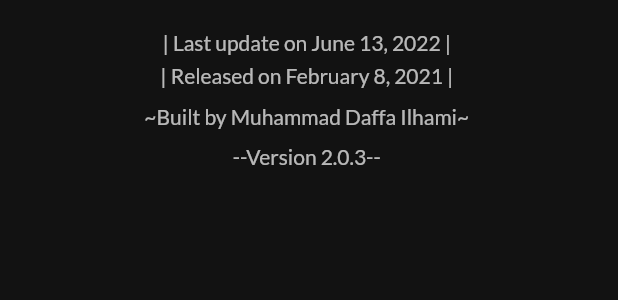
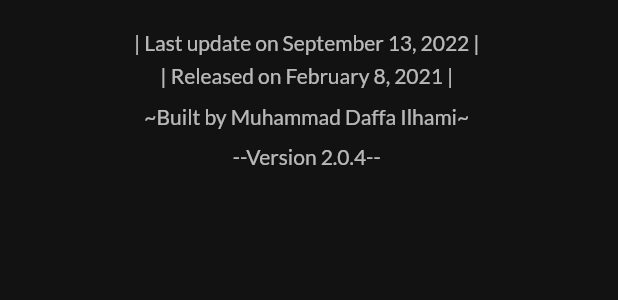
Before and after one commit to mdaffailhami/mdaffailhami, a Flutter app: the MyFooter widget shown alone on an empty page, opened directly, on a phone screen of 412 x 824 dp. Shown: the top 300 px of the screen. Run offline on Flutter 3.47's test engine with Material 2 defaults, Android fonts, the phone set to English and light mode, and no system bars; our stand-ins replace font_awesome_flutter, google_fonts, simple_shadow, url_strategy; network calls fail.

Commit message:
Update 2.0.4+5

```diff
--- a/lib/screens/home/components/about_me.dart
+++ b/lib/screens/home/components/about_me.dart
@@ -65,7 +65,7 @@ class MyAboutMe extends StatelessWidget {
                         ),
                         const TextSpan(
                           text:
-                              "I'm a Programmer from Barabai, Indonesia.\nI started to learn Programming since 12 September 2020, and then yeah now it's become my hobby.",
+                              "I'm a Programmer from Barabai, Indonesia.\nI started to learn Programming since 12 September 2020, and then yeah now that's become my hobby.",
                         ),
                       ],
                     ),
--- a/lib/screens/home/components/footer.dart
+++ b/lib/screens/home/components/footer.dart
@@ -15,7 +15,7 @@ class MyFooter extends StatelessWidget {
           child: Column(
             children: [
               SelectableText(
-                '| Last update on June 13, 2022 |',
+                '| Last update on September 13, 2022 |',
                 style:
                     Theme.of(context).textTheme.caption?.copyWith(fontSize: 14),
               ),
@@ -33,7 +33,7 @@ class MyFooter extends StatelessWidget {
               ),
               const SizedBox(height: 10),
               SelectableText(
-                '--Version 2.0.3--',
+                '--Version 2.0.4--',
                 style:
                     Theme.of(context).textTheme.caption?.copyWith(fontSize: 14),
               ),
--- a/lib/screens/home/components/projects.dart
+++ b/lib/screens/home/components/projects.dart
@@ -36,6 +36,12 @@ class MyProjects extends StatelessWidget {
               caption: 'Aplikasi web untuk latihan mengetik',
               url: 'https://typing-practice.netlify.app',
             ),
+            MyProjectCard(
+              image: AssetImage('mdi-blog-logo.jpg'),
+              title: 'MDI Blog',
+              caption: 'Blog yang isinya random ga jelas :v',
+              url: 'https://blog-mdaffailhami.web.app',
+            ),
           ],
         ),
       ],
--- a/pubspec.yaml
+++ b/pubspec.yaml
@@ -15,7 +15,7 @@ publish_to: "none" # Remove this line if you wish to publish to pub.dev
 # In iOS, build-name is used as CFBundleShortVersionString while build-number used as CFBundleVersion.
 # Read more about iOS versioning at
 # https://developer.apple.com/library/archive/documentation/General/Reference/InfoPlistKeyReference/Articles/CoreFoundationKeys.html
-version: 2.0.3+4
+version: 2.0.4+5
 
 environment:
   sdk: ">=2.15.1 <3.0.0"
```
Also changed, not shown: lib/screens/home/components/skills.dart (+12 -4 lines), assets/express-logo.png (added), assets/flask-logo.png (added), assets/mdi-blog-logo.jpg (added), pubspec.lock.
